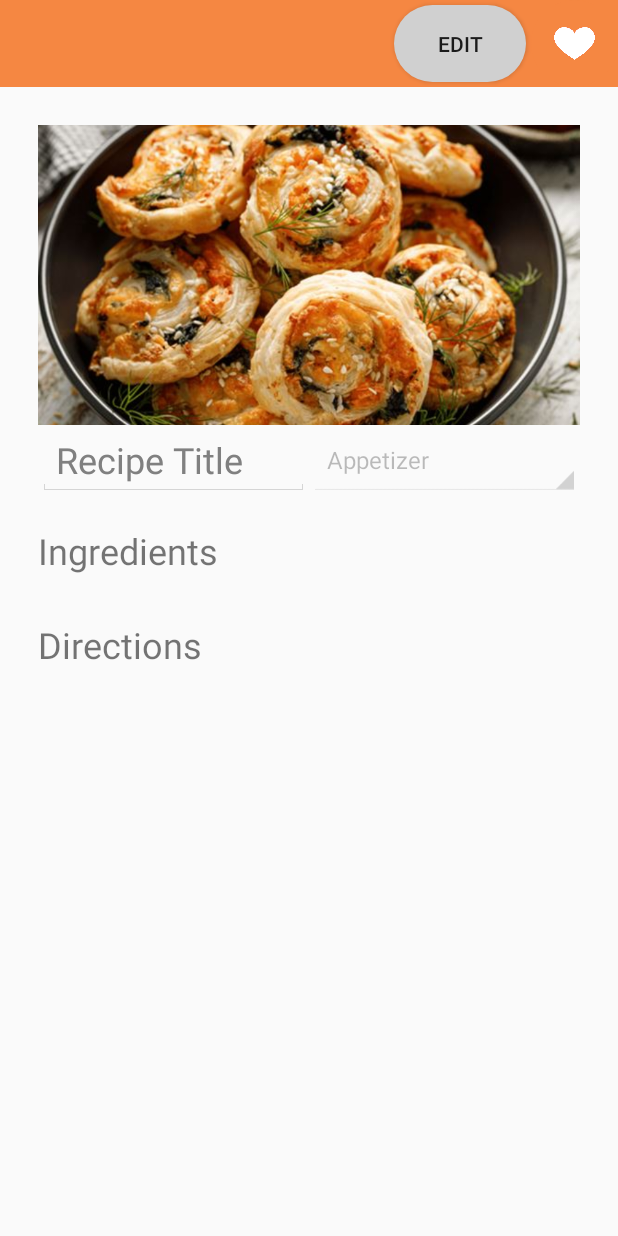
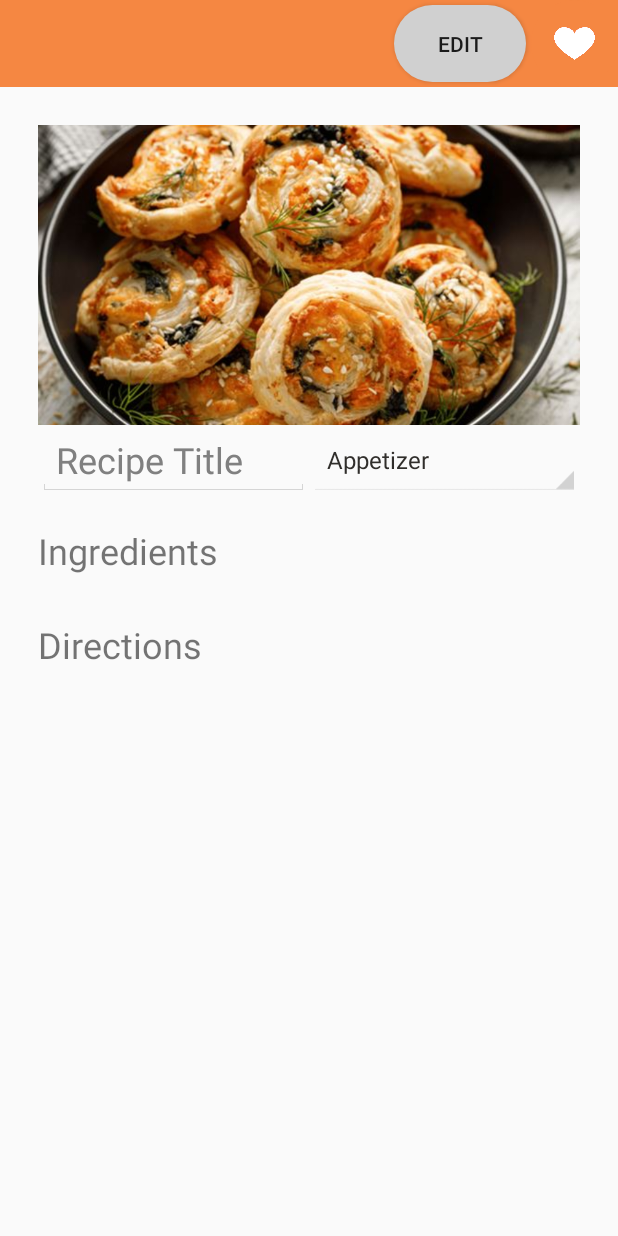
Before and after one commit to desmondsyu/recipes, an Android app: the ViewActivity screen opened directly, with no data from a screen before it, on a phone screen of 412 x 824 dp. Run offline under Robolectric (Android 15) with nearby library versions, the phone set to English and light mode, and no system bars.

Commit message:
Change text color in view mode

```diff
--- a/app/src/main/java/com/kexin/recipes/ViewActivity.java
+++ b/app/src/main/java/com/kexin/recipes/ViewActivity.java
@@ -11,6 +11,7 @@ import android.widget.EditText;
 import android.widget.ImageButton;
 import android.widget.ImageView;
 import android.widget.Spinner;
+import android.widget.TextView;
 import android.widget.Toast;
 
 import androidx.annotation.Nullable;
@@ -95,6 +96,14 @@ public class ViewActivity extends AppCompatActivity {
         );
         adapter.setDropDownViewResource(android.R.layout.simple_spinner_dropdown_item);
         sp_category.setAdapter(adapter);
+
+        sp_category.post(() -> {
+            TextView selectedView = (TextView) sp_category.getSelectedView();
+            if (selectedView != null) {
+                int colorResId = sp_category.isEnabled() ? R.color.enabled_color : R.color.disabled_color;
+                selectedView.setTextColor(getResources().getColor(colorResId));
+            }
+        });
 
         ThumbnailUtils.setCategoryThumbnail(iv_thumbnail, null);
         sp_category.setOnItemSelectedListener(new android.widget.AdapterView.OnItemSelectedListener() {
--- /dev/null
+++ b/app/src/main/res/drawable/edit_text_selector.xml
@@ -0,0 +1,5 @@
+<?xml version="1.0" encoding="utf-8"?>
+<selector xmlns:android="http://schemas.android.com/apk/res/android">
+    <item android:state_enabled="false" android:color="@color/disabled_color" />
+    <item android:color="@color/enabled_color"/>
+</selector>
--- a/app/src/main/res/layout/activity_view.xml
+++ b/app/src/main/res/layout/activity_view.xml
@@ -85,6 +85,7 @@
                     android:layout_width="0dp"
                     android:layout_height="wrap_content"
                     android:hint="Recipe Title"
+                    android:textColor="@drawable/edit_text_selector"
                     android:textSize="24sp"
                     android:theme="@android:style/Theme.Holo.Light.DarkActionBar"
                     app:layout_constraintBottom_toBottomOf="parent"
@@ -98,6 +99,7 @@
                     android:layout_height="0dp"
                     android:layout_weight="1"
                     android:hint="Category"
+                    android:textColor="@drawable/edit_text_selector"
                     android:theme="@android:style/Theme.Holo.Light.DarkActionBar"
                     app:layout_constraintBottom_toBottomOf="parent"
                     app:layout_constraintEnd_toEndOf="parent"
--- a/app/src/main/res/layout/widget_ingredient.xml
+++ b/app/src/main/res/layout/widget_ingredient.xml
@@ -11,6 +11,7 @@
         android:layout_width="0dp"
         android:layout_height="0dp"
         android:hint="0"
+        android:textColor="@drawable/edit_text_selector"
         android:theme="@android:style/Theme.Holo.Light.DarkActionBar"
         app:layout_constraintBottom_toBottomOf="parent"
         app:layout_constraintEnd_toStartOf="@id/gl_v20"
@@ -46,6 +47,7 @@
         android:layout_width="0dp"
         android:layout_height="0dp"
         android:hint="Ingredient"
+        android:textColor="@drawable/edit_text_selector"
         android:theme="@android:style/Theme.Holo.Light.DarkActionBar"
         app:layout_constraintBottom_toBottomOf="parent"
         app:layout_constraintEnd_toStartOf="@id/gl_v85"
--- a/app/src/main/res/layout/widget_step.xml
+++ b/app/src/main/res/layout/widget_step.xml
@@ -56,6 +56,7 @@
             android:layout_marginTop="4dp"
             android:hint="Description..."
             android:textSize="20sp"
+            android:textColor="@drawable/edit_text_selector"
             android:theme="@android:style/Theme.Holo.Light.DarkActionBar"
             app:layout_constraintBottom_toBottomOf="parent"
             app:layout_constraintEnd_toEndOf="parent"
--- a/app/src/main/res/values/colors.xml
+++ b/app/src/main/res/values/colors.xml
@@ -2,6 +2,6 @@
 <resources>
     <color name="black">#FF000000</color>
     <color name="white">#FFFFFFFF</color>
-    <color name="enabled_color">#F7FE2E</color>
+    <color name="enabled_color">#302e2b</color>
     <color name="disabled_color">#302e2b</color>
 </resources>
```
Also changed, not shown: app/src/main/java/com/kexin/recipes/adapter/IngredientAdapter.java (+9 -0 lines).
